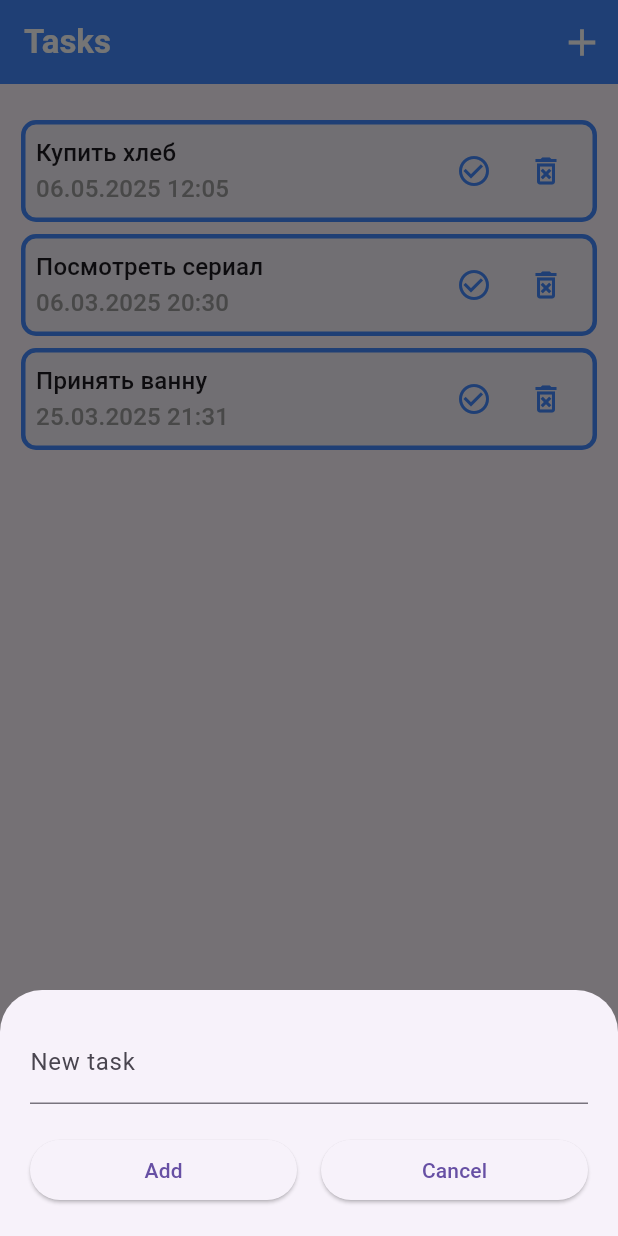
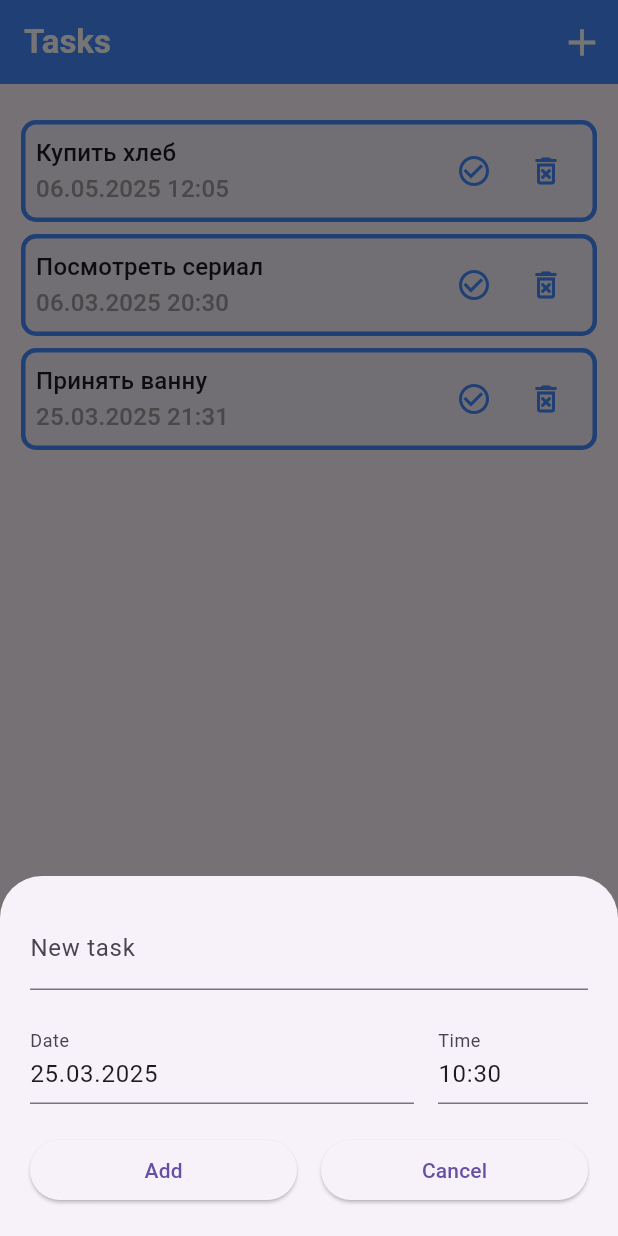
Before and after one commit to eliiimbek/todo_list, a Flutter app: the screen it shows after launch, after a tap on the "check circle outline" icon, after a tap on the "delete forever" icon, after a tap on the "add" icon, on a phone screen of 412 x 824 dp. Run offline on Flutter 3.47's test engine with Material 3 defaults, Android fonts, the phone set to English and light mode, and no system bars.

Commit message:
homeWork27: добавлена возможность указывать дату и время дедлайна

```diff
--- a/lib/halpers/format_datetime.dart
+++ b/lib/halpers/format_datetime.dart
@@ -1,3 +1,5 @@
+import 'package:flutter/material.dart';
+
 String _zeroPad(int dateTimeValue) {
   if (dateTimeValue < 10) {
     return '0$dateTimeValue';
@@ -5,12 +7,22 @@ String _zeroPad(int dateTimeValue) {
   return dateTimeValue.toString();
 }
 
-String formatDateTime(DateTime completedDateTime) {
+String formatDate(DateTime completedDateTime) {
   final day = _zeroPad(completedDateTime.day);
   final month = _zeroPad(completedDateTime.month);
   final year = completedDateTime.year;
+
+  return '$day.$month.$year';
+}
+
+String formatTime(TimeOfDay completedDateTime) {
   final hour = _zeroPad(completedDateTime.hour);
   final minute = _zeroPad(completedDateTime.minute);
 
-  return '$day.$month.$year $hour:$minute';
+  return '$hour:$minute';
 }
+
+String formatDateTime(DateTime completedDateTime) {
+  final timeOfDay = TimeOfDay.fromDateTime(completedDateTime);
+  return '${formatDate(completedDateTime)} ${formatTime(timeOfDay)}';
+}
--- a/lib/widgets/add_task.dart
+++ b/lib/widgets/add_task.dart
@@ -1,4 +1,5 @@
 import 'package:flutter/material.dart';
+import 'package:todo_list/halpers/format_datetime.dart';
 import 'package:todo_list/models/task.dart';
 
 class AddTask extends StatefulWidget {
@@ -11,17 +12,71 @@ class AddTask extends StatefulWidget {
 
 class _AddTaskState extends State<AddTask> {
   var title = '';
+  var selectedDate = DateTime.now();
+  var selectedTimeOfDay = TimeOfDay.now();
+
+  final dateController = TextEditingController();
+  final timeController = TextEditingController();
+
+  @override
+  void initState() {
+    super.initState();
+    dateController.text = formatDate(selectedDate);
+    timeController.text = formatTime(selectedTimeOfDay);
+  }
 
   void onCanceled() {
     Navigator.pop(context);
   }
 
+  void onDateTap() async {
+    final now = DateTime.now();
+    final firstDate = DateTime(now.year, now.month, now.day);
+    final lastDate = DateTime(now.year + 1, now.month, now.day);
+
+    final dateFromUser = await showDatePicker(
+      context: context,
+      initialDate: selectedDate,
+      firstDate: firstDate,
+      lastDate: lastDate,
+    );
+
+    if (dateFromUser != null) {
+      setState(() {
+        selectedDate = dateFromUser;
+        dateController.text = formatDate(dateFromUser);
+      });
+    }
+  }
+
+  void onTimeTap() async {
+    final pickedTime = await showTimePicker(
+      context: context,
+      initialTime: selectedTimeOfDay,
+    );
+
+    if (pickedTime != null) {
+      setState(() {
+        selectedTimeOfDay = pickedTime;
+        timeController.text = formatTime(pickedTime);
+      });
+    }
+  }
+
   void onAdd() {
+    final dateTime = DateTime(
+      selectedDate.year,
+      selectedDate.month,
+      selectedDate.day,
+      selectedTimeOfDay.hour,
+      selectedTimeOfDay.minute,
+    );
+
     final newTodo = Task(
       taskTitle: title,
       isCompleted: false,
-      deadLineTime: null,
-      completeTime: null,
+      deadLineTime: dateTime,
+      completeTime: DateTime.now(),
       isCompleteInTime: false,
     );
     widget.onTaskCreated(newTodo);
@@ -50,6 +105,33 @@ class _AddTaskState extends State<AddTask> {
           ),
           SizedBox(height: 20),
           Row(
+            children: [
+              Expanded(
+                child: TextField(
+                  onTap: onDateTap,
+                  controller: dateController,
+                  readOnly: true,
+                  decoration: InputDecoration(
+                    label: Text('Date'),
+                  ),
+                ),
+              ),
+              SizedBox(width: 16),
+              SizedBox(
+                width: 100,
+                child: TextField(
+                  onTap: onTimeTap,
+                  readOnly: true,
+                  controller: timeController,
+                  decoration: InputDecoration(
+                    label: Text('Time'),
+                  ),
+                ),
+              ),
+            ],
+          ),
+          SizedBox(height: 20),
+          Row(
             mainAxisAlignment: MainAxisAlignment.center,
             children: [
               Expanded(
```
